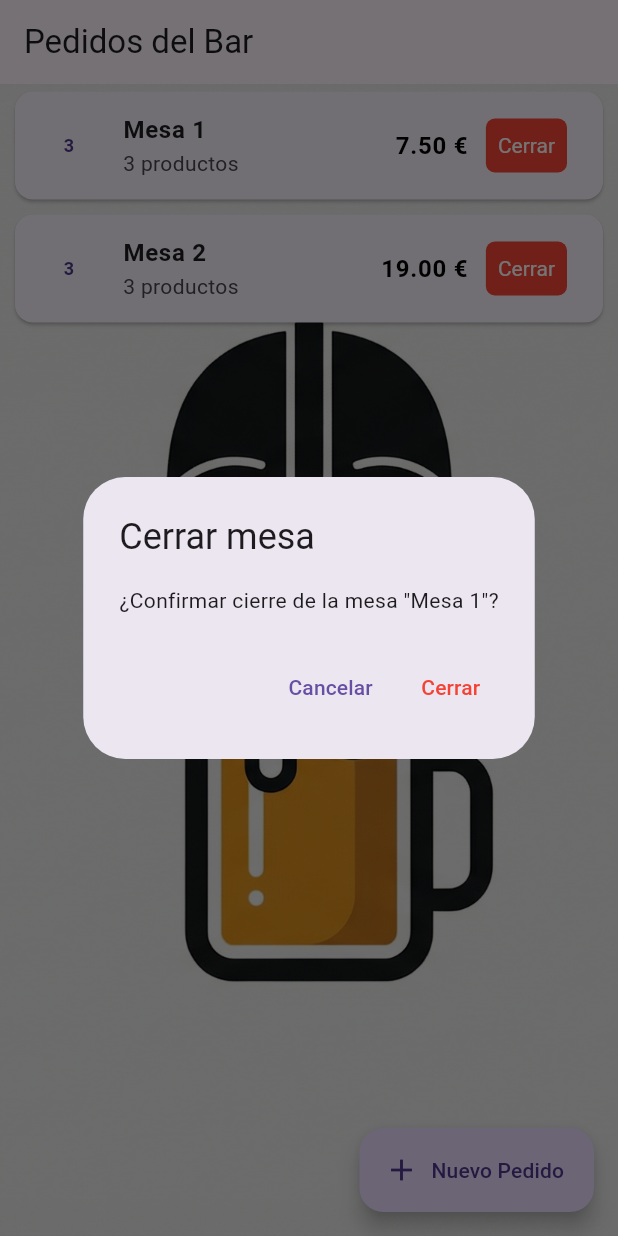
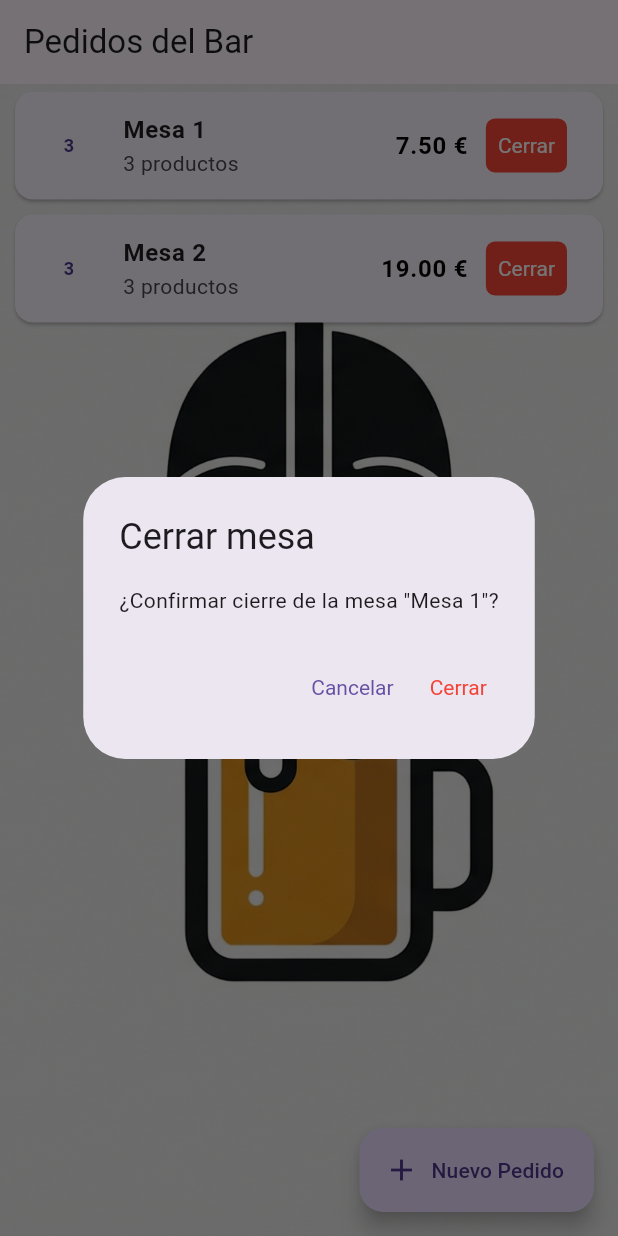
Before and after one commit to Javimix5/t4_1GestionBar, a Flutter app: the screen it shows after launch, after a tap on "Cerrar", on a phone screen of 412 x 824 dp. Run offline on Flutter 3.47's test engine with Material 3 defaults, Android fonts, the phone set to English and light mode, and no system bars.

Commit message:
modificar el theme a un solo fichero

```diff
--- a/lib/main.dart
+++ b/lib/main.dart
@@ -1,6 +1,7 @@
 import 'package:flutter/material.dart';
 import 'package:t4_1/view/home_page.dart';
 import 'package:t4_1/view/resumen.dart';
+import 'package:t4_1/ui/app_theme.dart';
 
 void main() {
   runApp(const MyApp());
@@ -13,7 +14,7 @@ class MyApp extends StatelessWidget {
   Widget build(BuildContext context) {
     return MaterialApp(
       title: 'Bar Vader',
-      theme: ThemeData(primarySwatch: Colors.indigo),
+      theme: AppTheme.themeData(),
       home: const HomePage(),
       routes: {
         '/resumen': (context) => const Resumen(),
--- /dev/null
+++ b/lib/ui/app_theme.dart
@@ -0,0 +1,63 @@
+import 'package:flutter/material.dart';
+
+class AppTheme {
+  // Central ThemeData
+  static ThemeData themeData() {
+    return ThemeData(
+      primarySwatch: Colors.indigo,
+      elevatedButtonTheme: ElevatedButtonThemeData(
+        style: ElevatedButton.styleFrom(
+          padding: const EdgeInsets.symmetric(vertical: 8),
+          textStyle: const TextStyle(fontSize: 14),
+          minimumSize: const Size(0, 36),
+        ),
+      ),
+      textButtonTheme: TextButtonThemeData(
+        style: TextButton.styleFrom(
+          padding: const EdgeInsets.symmetric(horizontal: 8, vertical: 8),
+          textStyle: const TextStyle(fontSize: 14),
+          minimumSize: const Size(0, 36),
+        ),
+      ),
+      outlinedButtonTheme: OutlinedButtonThemeData(
+        style: OutlinedButton.styleFrom(
+          padding: const EdgeInsets.symmetric(horizontal: 8, vertical: 8),
+          textStyle: const TextStyle(fontSize: 13),
+          minimumSize: const Size(0, 36),
+        ),
+      ),
+    );
+  }
+
+  // Reusable ButtonStyles
+  static ButtonStyle confirmButton(Color color) => ElevatedButton.styleFrom(
+        backgroundColor: color,
+        padding: const EdgeInsets.symmetric(vertical: 8),
+        textStyle: const TextStyle(fontSize: 13),
+        minimumSize: const Size(0, 36),
+      );
+
+  static ButtonStyle smallTextButton({Color? bg, Color? fg}) => TextButton.styleFrom(
+        backgroundColor: bg,
+        foregroundColor: fg,
+        padding: const EdgeInsets.symmetric(horizontal: 8, vertical: 8),
+        textStyle: const TextStyle(fontSize: 14),
+        minimumSize: const Size(0, 36),
+      );
+
+  // Common SnackBar duration
+  static const Duration snackBarDuration = Duration(seconds: 1);
+
+  // Background logo widget (semi-transparent)
+  static Widget backgroundLogo({String asset = 'assets/images/logo.png', double opacity = 0.08}) {
+    return Positioned.fill(
+      child: Image.asset(
+        asset,
+        fit: BoxFit.cover,
+        color: Color.fromRGBO(0, 0, 0, opacity),
+        colorBlendMode: BlendMode.darken,
+        errorBuilder: (context, error, stackTrace) => const SizedBox.shrink(),
+      ),
+    );
+  }
+}
--- a/lib/view/home_page.dart
+++ b/lib/view/home_page.dart
@@ -1,5 +1,6 @@
 import 'package:flutter/material.dart';
 import 'package:t4_1/model/pedido.dart';
+import 'package:t4_1/ui/app_theme.dart';
 import 'package:t4_1/viewModel/home_view_model.dart';
 import 'package:t4_1/view/hacer_pedido.dart' as crear_pedido;
 
@@ -70,16 +71,7 @@ class _HomePageState extends State<HomePage> {
       appBar: AppBar(title: const Text("Pedidos del Bar")),
       body: Stack(
         children: [
-          Positioned.fill(
-            child: Image.asset(
-              'assets/images/logo.png',
-              fit: BoxFit.cover,
-              color: Color.fromRGBO(0,0,0,0.08),
-              colorBlendMode: BlendMode.darken,
-              errorBuilder: (context, error, stackTrace) =>
-                  const SizedBox.shrink(),
-            ),
-          ),
+          AppTheme.backgroundLogo(),
           ListenableBuilder(
             listenable: _viewModel,
             builder: (context, child) {
```
Also changed, not shown: lib/view/hacer_pedido.dart (+19 -21 lines), lib/view/resumen.dart (+2 -9 lines), lib/view/seleccion_productos.dart (+2 -9 lines).
